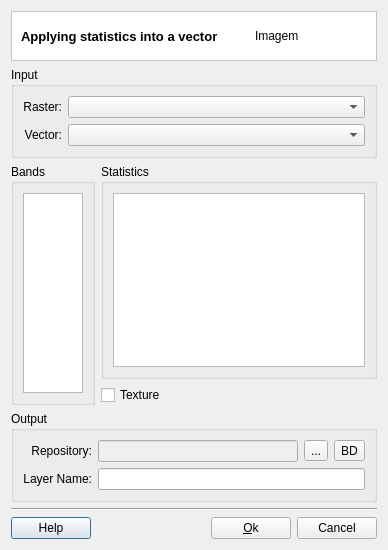
claudiobogossian/terralib5, file src/terralib/attributefill/qt/ui/RasterToVectorDialogForm.ui: the form before one commit.
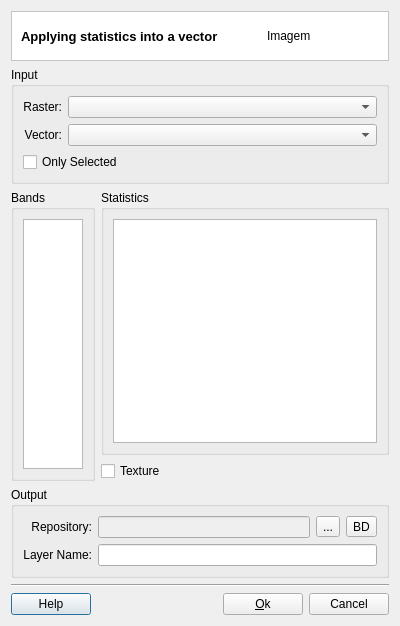
The form after the commit. Custom widgets are drawn as their Qt base class.

Commit message: refs #1328 - Raster to Vector - Only selected objects.

```diff
--- a/src/terralib/attributefill/qt/ui/RasterToVectorDialogForm.ui
+++ b/src/terralib/attributefill/qt/ui/RasterToVectorDialogForm.ui
@@ -6,17 +6,17 @@
    <rect>
     <x>0</x>
     <y>0</y>
-    <width>388</width>
-    <height>550</height>
+    <width>400</width>
+    <height>626</height>
    </rect>
   </property>
   <property name="windowTitle">
    <string>Raster to Vector</string>
   </property>
+  <layout class="QGridLayout" name="gridLayout_20">
+   <item row="0" column="0">
   <layout class="QGridLayout" name="gridLayout_19">
    <item row="0" column="0">
-    <layout class="QGridLayout" name="gridLayout_18">
-     <item row="0" column="0">
       <widget class="QFrame" name="frame_2">
        <property name="styleSheet">
         <string notr="true">QWidget { background: white }</string>
@@ -84,6 +84,8 @@
        <property name="title">
         <string>Input</string>
        </property>
+       <layout class="QGridLayout" name="gridLayout_18">
+        <item row="0" column="0">
        <layout class="QGridLayout" name="gridLayout_14">
         <item row="0" column="0">
          <layout class="QGridLayout" name="gridLayout_13">
@@ -134,6 +136,18 @@
              </widget>
             </item>
            </layout>
+            </item>
+           </layout>
+          </item>
+          <item row="1" column="0">
+           <widget class="QCheckBox" name="m_onlySelectedCheckBox">
+            <property name="enabled">
+             <bool>true</bool>
+            </property>
+            <property name="text">
+             <string>Only Selected</string>
+            </property>
+           </widget>
           </item>
          </layout>
         </item>
```
Lines whose indentation alone changed are shown as unchanged. The commit also changes 3 other files.
